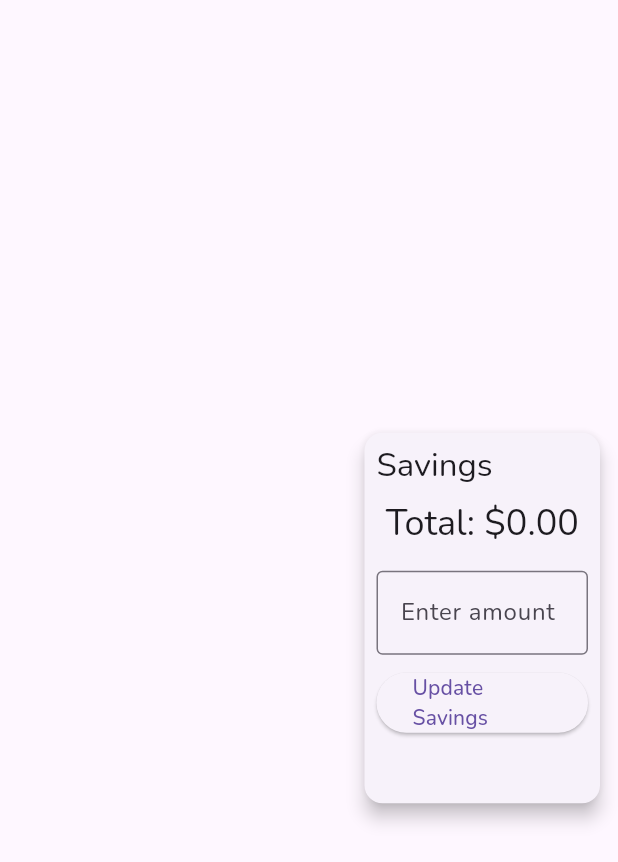
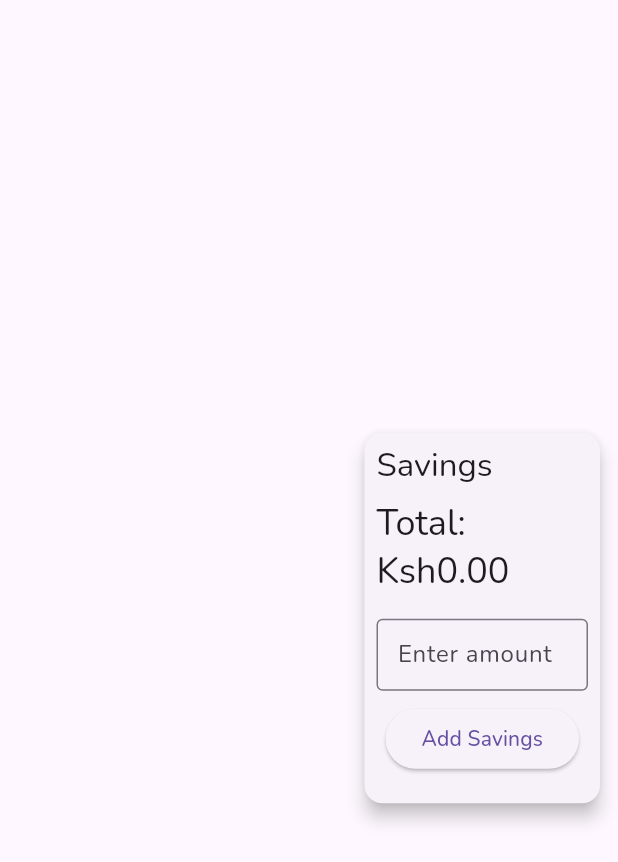
Before and after one commit to rodgerswisdom/Bob_flutter, a Flutter app: the SavingsWidget widget shown alone on an empty page, opened directly, on a phone screen of 412 x 824 dp. Shown: the top 862 px of the screen. Run offline on Flutter 3.47's test engine with Material 3 defaults, Android fonts, the phone set to English and light mode, and no system bars; our stand-ins replace shared_preferences, smooth_page_indicator; accounts and stored records are empty; network calls fail.

Commit message:
refactor: Savings widget

```diff
--- a/lib/widgets/savings_widget.dart
+++ b/lib/widgets/savings_widget.dart
@@ -95,7 +95,7 @@ class _SavingsWidgetState extends State<SavingsWidget> {
                 const SizedBox(height: 8.0),
                 Center(
                   child: Text(
-                    'Total: \$${_savings.toStringAsFixed(2)}',
+                    'Total: Ksh${_savings.toStringAsFixed(2)}',
                     style: Theme.of(context).textTheme.headlineSmall,
                   ),
                 ),
@@ -115,10 +115,13 @@ class _SavingsWidgetState extends State<SavingsWidget> {
                 else
                   Column(
                     children: [
-                      TextField(
+                      SizedBox(
+                        width: double.infinity, // Make TextField take full width
+                        child: TextField(
                           controller: _amountController,
                           keyboardType: TextInputType.number,
                           decoration: const InputDecoration(
+                            contentPadding: EdgeInsets.symmetric(horizontal: 10.0),
                             labelText: 'Enter amount',
                             border: OutlineInputBorder(),
                           ),
@@ -126,10 +129,11 @@ class _SavingsWidgetState extends State<SavingsWidget> {
                             _submitSavings();
                           },
                         ),
+                      ),
                       const SizedBox(height: 8.0),
                       ElevatedButton(
                         onPressed: _submitSavings,
-                        child: const Text('Update Savings'),
+                        child: const Text('Add Savings'),
                       ),
                     ],
                   ),
```
Lines whose indentation alone changed are shown as unchanged.
